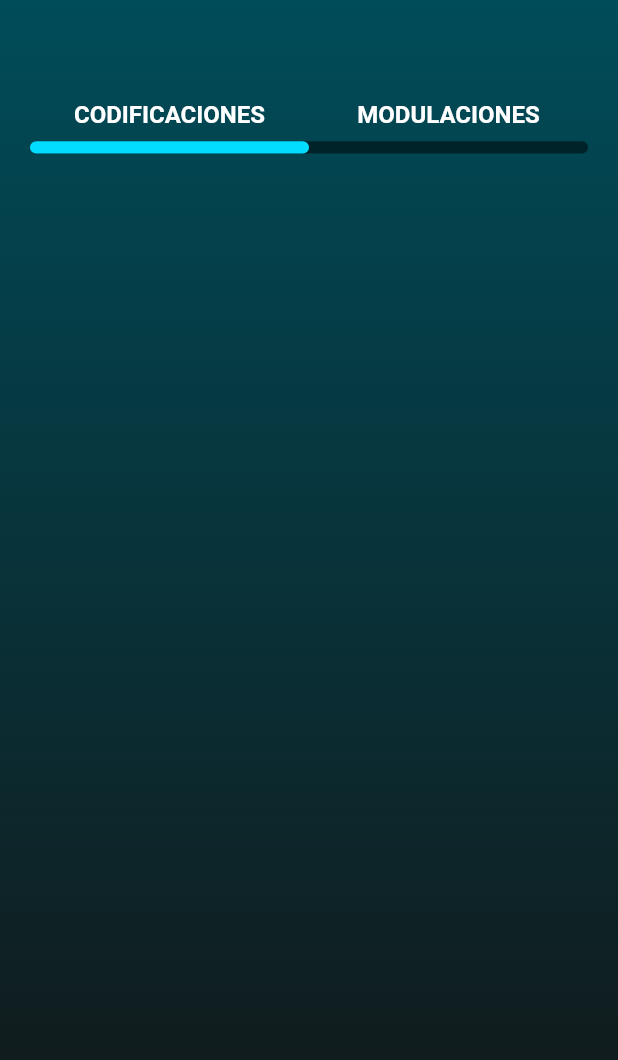
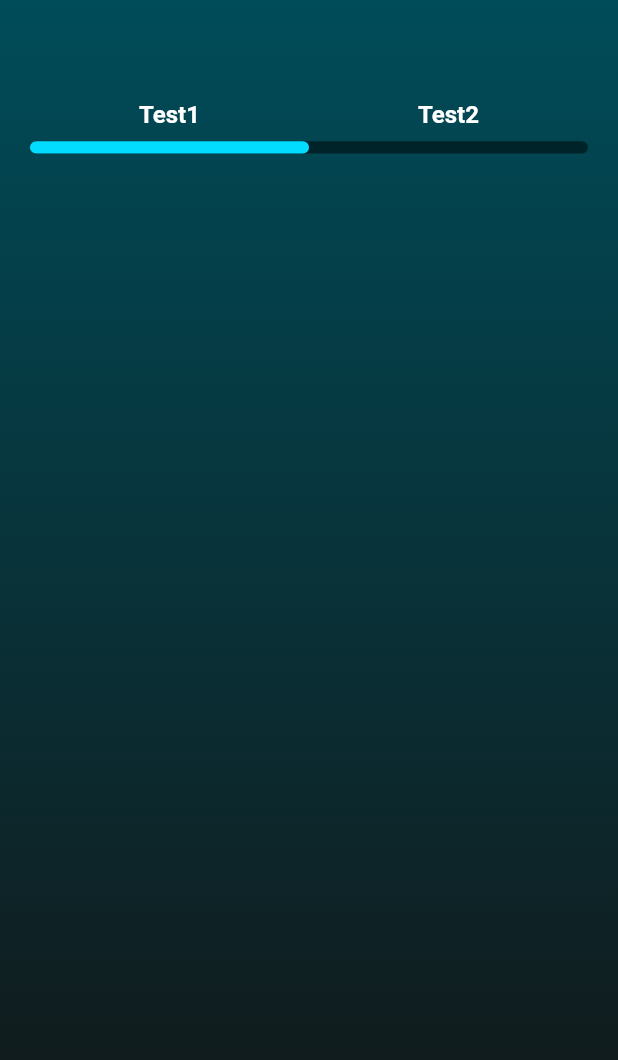
Before and after one commit to FranciscoRdz2001/animated_tab_bar_flutter, a Flutter app: the screen it shows after launch, on a phone screen of 412 x 824 dp. Shown: the top 1060 px of the screen. Run offline on Flutter 3.47's test engine with Material 2 defaults, Android fonts, the phone set to English and light mode, and no system bars.

```diff
--- a/lib/screens/home_page.dart
+++ b/lib/screens/home_page.dart
@@ -12,12 +12,12 @@ class HomePage extends StatefulWidget {
 class _HomePageState extends State<HomePage> {
   final List<TabModel> _tabs = [
     TabModel(
-      title: 'CODIFICACIONES',
+      title: 'Test1',
       bgColor: const Color(0xff004c59),
       tabColor: const Color(0xff01dcff),
     ),
     TabModel(
-      title: 'MODULACIONES',
+      title: 'Test2',
       bgColor: const Color(0xff341295),
       tabColor: const Color(0xffbd00ff),
     ),
```
Also changed, not shown: 1 other file.
